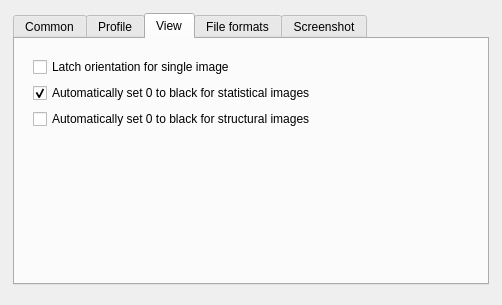
isis-group/vast, file forms/preferences.ui: the form before one commit.
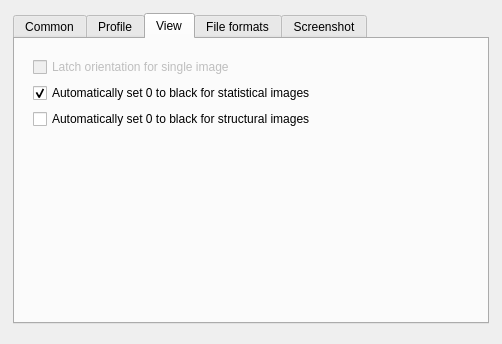
The form after the commit. The open tabs and pages were chosen to show the change.

```diff
--- a/forms/preferences.ui
+++ b/forms/preferences.ui
@@ -7,7 +7,7 @@
     <x>0</x>
     <y>0</y>
     <width>502</width>
-    <height>305</height>
+    <height>344</height>
    </rect>
   </property>
   <property name="sizePolicy">
@@ -354,6 +354,9 @@
             <layout class="QGridLayout" name="gridLayout_9">
              <item row="0" column="0">
               <widget class="QCheckBox" name="checkLatchOrientation">
+               <property name="enabled">
+                <bool>false</bool>
+               </property>
                <property name="toolTip">
                 <string>If only one image is visualized in an image widget its orientation will be latched to achieve an optimal viewing result.</string>
                </property>
```
Left out of the diff: 10 changed lines with no effect on the pictures.
